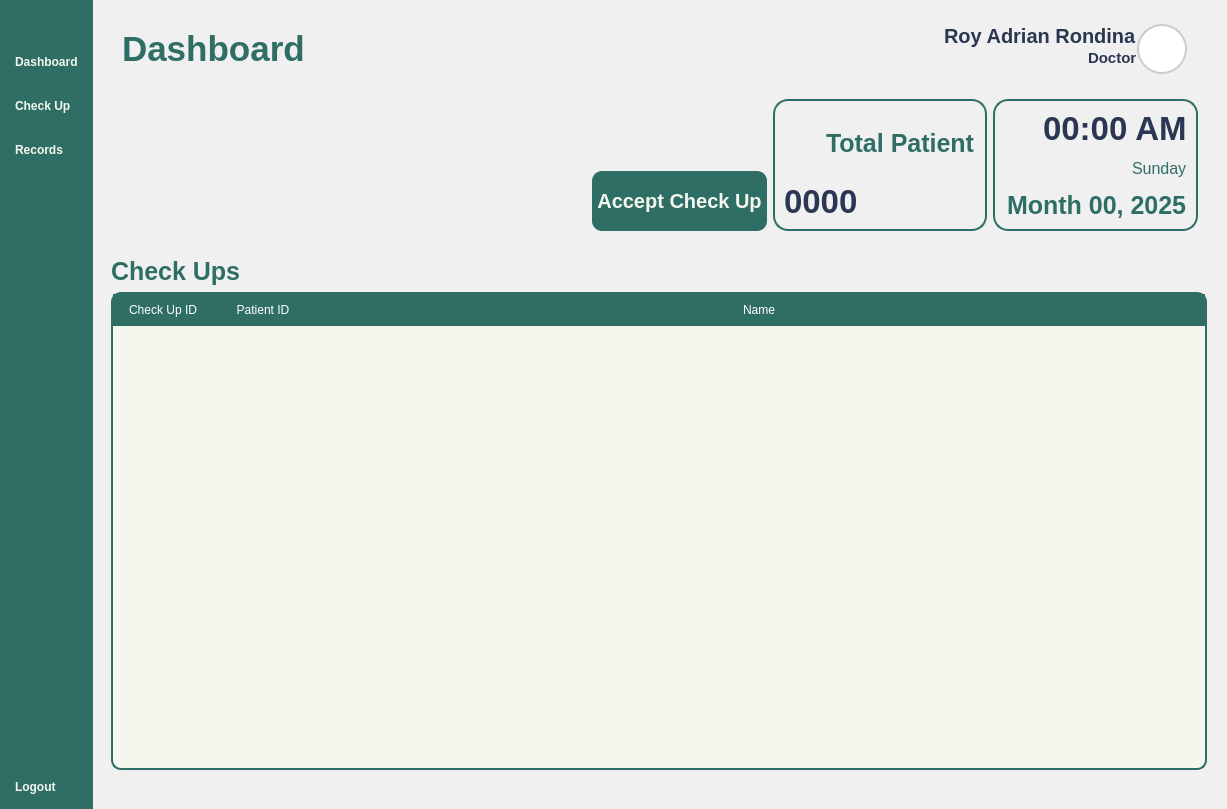
The window that Views/Doctor_Dashboard.ui (VinsmokeSanji69/COVACHA_CLINIC_SYSTEM) describes before a commit, drawn with Qt 5.
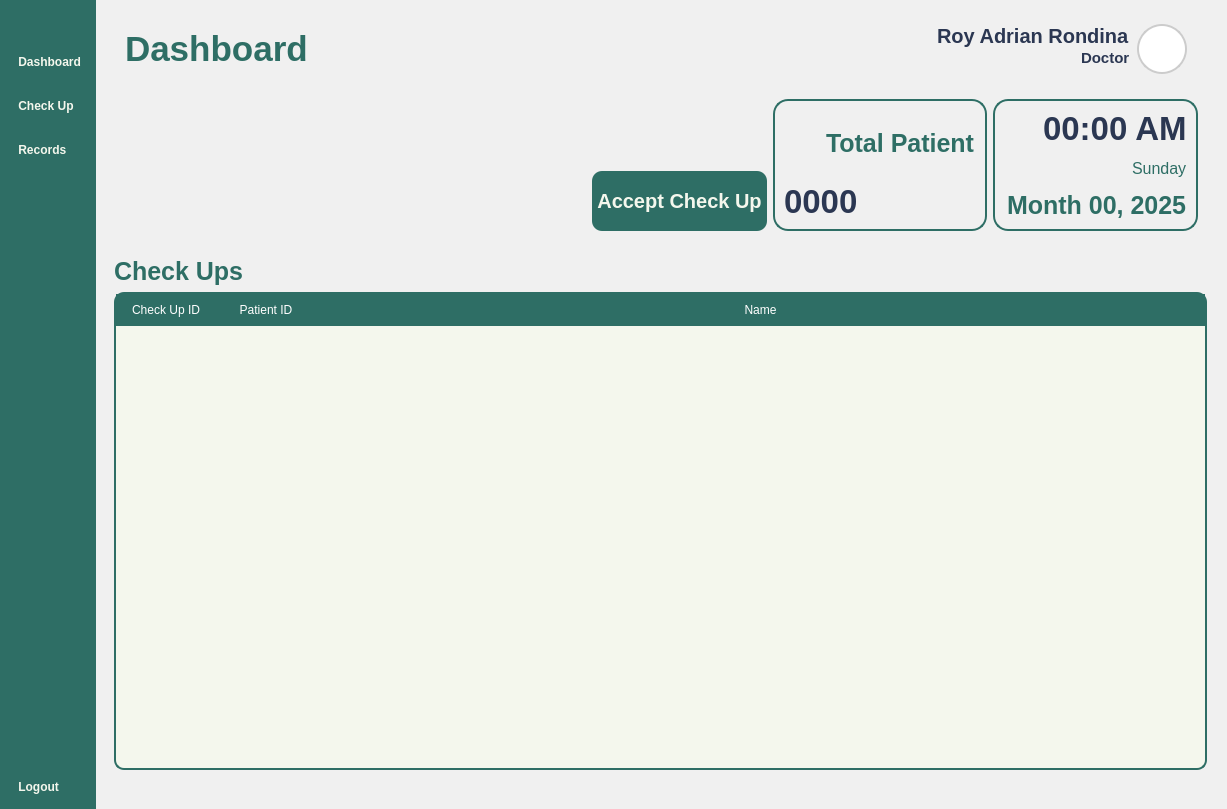
The same window after the commit. Icons and pictures are not drawn.

What changed in the file:
```diff
--- a/Views/Doctor_Dashboard.ui
+++ b/Views/Doctor_Dashboard.ui
@@ -141,7 +141,7 @@
 </string>
           </property>
           <property name="text">
-           <string>Dashboard</string>
+           <string> Dashboard</string>
           </property>
           <property name="icon">
            <iconset resource="../Images/resources.qrc">
@@ -161,7 +161,7 @@
            <string notr="true"/>
           </property>
           <property name="text">
-           <string>Check Up</string>
+           <string> Check Up</string>
           </property>
           <property name="icon">
            <iconset resource="../Images/resources.qrc">
@@ -178,7 +178,7 @@
         <item>
          <widget class="QPushButton" name="RecordsButton">
           <property name="text">
-           <string>Records</string>
+           <string> Records</string>
           </property>
           <property name="icon">
            <iconset resource="../Images/resources.qrc">
@@ -218,7 +218,7 @@
         <item>
          <widget class="QPushButton" name="pushButton_4">
           <property name="text">
-           <string>Logout</string>
+           <string> Logout</string>
           </property>
           <property name="icon">
            <iconset resource="../Images/resources.qrc">
@@ -439,6 +439,9 @@
                 <property name="spacing">
                  <number>0</number>
                 </property>
+                <property name="rightMargin">
+                 <number>7</number>
+                </property>
                 <item alignment="Qt::AlignRight">
                  <widget class="QLabel" name="UserName">
                   <property name="text">
```
